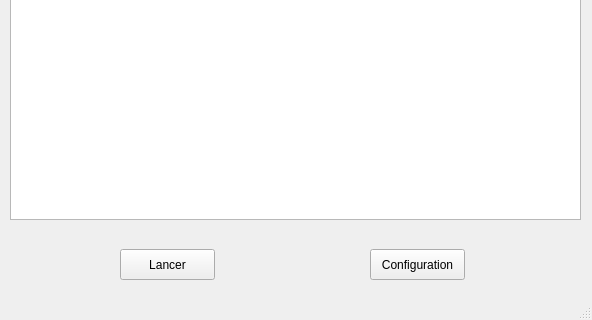
Old version of the form clustershell_IHM/clustershell_IHM.ui in the repository gdubroeucq/Clustershell_G-G; both pictures show x 0 to 592 and y 280 to 600 of the 592 by 600 pixel window.
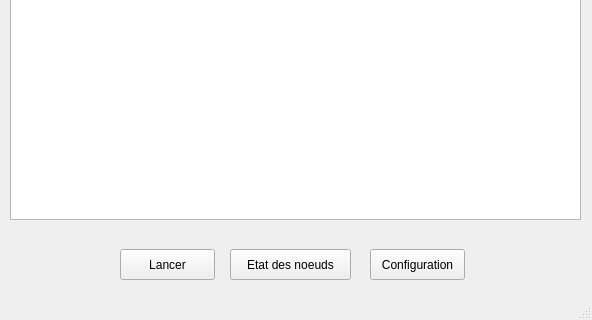
New version of the form.

Commit message: ajout de la fenêtre etat des noeuds, affichage du resultat et des erreurs à faire

```diff
--- a/clustershell_IHM/clustershell_IHM.ui
+++ b/clustershell_IHM/clustershell_IHM.ui
@@ -50,6 +50,19 @@
      </rect>
     </property>
    </widget>
+   <widget class="QPushButton" name="pushButton_3">
+    <property name="geometry">
+     <rect>
+      <x>230</x>
+      <y>510</y>
+      <width>121</width>
+      <height>31</height>
+     </rect>
+    </property>
+    <property name="text">
+     <string>Etat des noeuds</string>
+    </property>
+   </widget>
   </widget>
   <widget class="QMenuBar" name="menubar">
    <property name="geometry">
```
Left out of the diff: 6 changed lines with no effect on the pictures. The commit also changes 10 other files.
